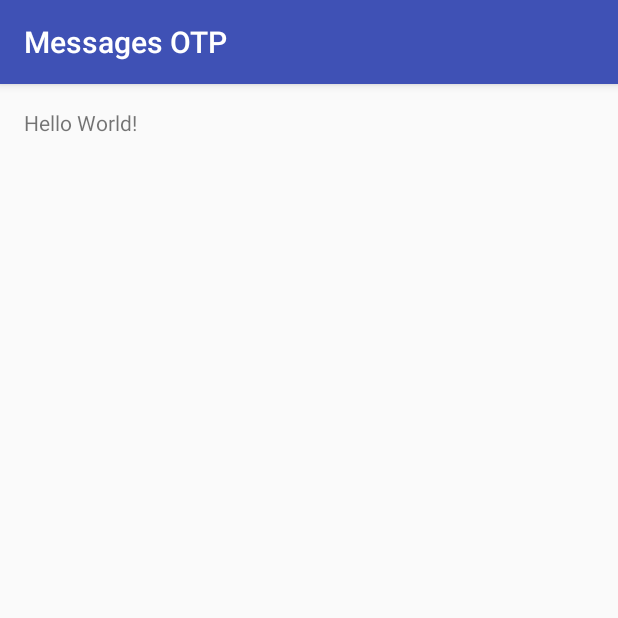
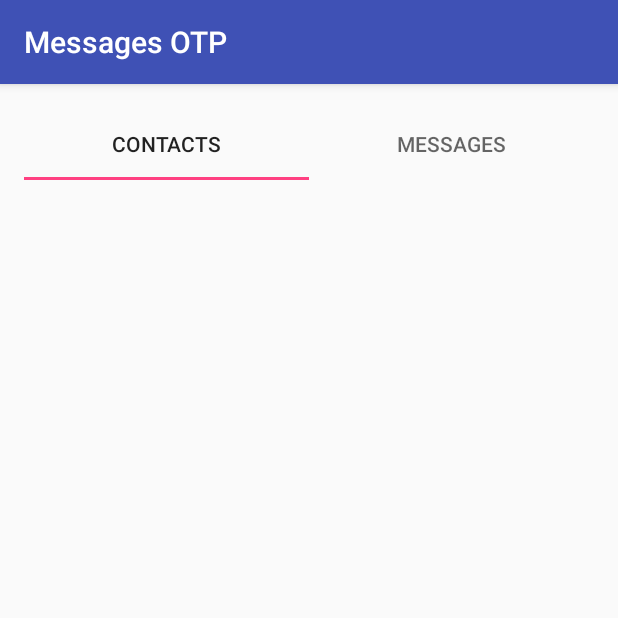
Before and after one commit to 47rajat/Messages, an Android app: the screen it shows after launch (MainActivity), on a phone screen of 412 x 824 dp, the top half of it. Run offline under Robolectric (Android 15) with nearby library versions, the phone set to English and light mode, and no system bars.

Commit message:
feat: Added tab layout to the home screen
Added two tabs tab layout, integrated with a view pager. One tab is for displaying the contacts list and another is for displaying the OTP messages sent.

Up next adding list of contacts

```diff
--- a/app/build.gradle
+++ b/app/build.gradle
@@ -25,5 +25,7 @@ dependencies {
         exclude group: 'com.android.support', module: 'support-annotations'
     })
     compile 'com.android.support:appcompat-v7:25.0.0'
+    compile 'com.android.support:design:25.0.0'
+    compile 'com.android.support:cardview-v7:25.0.0'
     testCompile 'junit:junit:4.12'
 }
--- /dev/null
+++ b/app/src/main/java/com/wssholmes/stark/messagesotp/ContactsFragment.java
@@ -0,0 +1,25 @@
+package com.wssholmes.stark.messagesotp;
+
+import android.os.Bundle;
+import android.support.annotation.Nullable;
+import android.support.v4.app.Fragment;
+import android.view.LayoutInflater;
+import android.view.View;
+import android.view.ViewGroup;
+
+/**
+ * Created by stark on 26/11/16.
+ */
+
+public class ContactsFragment extends Fragment {
+    private static final String LOG_TAG = ContactsFragment.class.getSimpleName();
+
+
+    @Override
+    public View onCreateView(LayoutInflater inflater, @Nullable ViewGroup container, @Nullable Bundle savedInstanceState) {
+        View rootView = inflater.inflate(R.layout.contact_list_fragment, container, false);
+
+
+        return rootView;
+    }
+}
--- /dev/null
+++ b/app/src/main/java/com/wssholmes/stark/messagesotp/HomeScreenViewPagerAdapter.java
@@ -0,0 +1,51 @@
+package com.wssholmes.stark.messagesotp;
+
+import android.content.Context;
+import android.support.v4.app.Fragment;
+import android.support.v4.app.FragmentManager;
+import android.support.v4.app.FragmentPagerAdapter;
+
+/**
+ * Created by stark on 26/11/16.
+ */
+
+public class HomeScreenViewPagerAdapter extends FragmentPagerAdapter {
+    private static final String LOG_TAG = HomeScreenViewPagerAdapter.class.getSimpleName();
+
+    private static final int TOTAL_PAGE = 2;
+    private final Context mContext;
+
+    public HomeScreenViewPagerAdapter(FragmentManager fm, Context context) {
+        super(fm);
+        mContext = context;
+    }
+
+    @Override
+    public Fragment getItem(int position) {
+        switch (position){
+            case 0:
+                return new ContactsFragment();
+            case 1:
+                return new MessagesFragment();
+            default:
+                return null;
+        }
+    }
+
+    @Override
+    public int getCount() {
+        return TOTAL_PAGE;
+    }
+
+    @Override
+    public CharSequence getPageTitle(int position) { //TODO: MAKE THE TITLE ALIGNED TO CENTER IN LANDSCAPE MODE
+        switch (position){
+            case 0:
+                return mContext.getString(R.string.contacts_tab_title);
+            case 1:
+                return mContext.getString(R.string.messages_tab_title);
+            default:
+                return null;
+        }
+    }
+}
--- a/app/src/main/java/com/wssholmes/stark/messagesotp/MainActivity.java
+++ b/app/src/main/java/com/wssholmes/stark/messagesotp/MainActivity.java
@@ -1,13 +1,29 @@
 package com.wssholmes.stark.messagesotp;
 
+import android.os.Bundle;
+import android.support.design.widget.TabLayout;
+import android.support.v4.view.ViewPager;
 import android.support.v7.app.AppCompatActivity;
-import android.os.Bundle;
 
 public class MainActivity extends AppCompatActivity {
+    private static final String LOG_TAG = MainActivity.class.getSimpleName();
+
+
+    private ViewPager mViewPager;
+    private TabLayout mTabLayout;
+    private HomeScreenViewPagerAdapter mPagerAdapter;
 
     @Override
     protected void onCreate(Bundle savedInstanceState) {
         super.onCreate(savedInstanceState);
         setContentView(R.layout.activity_main);
+
+        mViewPager = (ViewPager) findViewById(R.id.home_screen_pager);
+        mTabLayout = (TabLayout) findViewById(R.id.home_screen_tabs);
+        mPagerAdapter = new HomeScreenViewPagerAdapter(getSupportFragmentManager(), this);
+
+        mViewPager.setAdapter(mPagerAdapter);
+        mTabLayout.setupWithViewPager(mViewPager);
+
     }
 }
--- /dev/null
+++ b/app/src/main/java/com/wssholmes/stark/messagesotp/MessagesFragment.java
@@ -0,0 +1,25 @@
+package com.wssholmes.stark.messagesotp;
+
+import android.os.Bundle;
+import android.support.annotation.Nullable;
+import android.support.v4.app.Fragment;
+import android.view.LayoutInflater;
+import android.view.View;
+import android.view.ViewGroup;
+
+/**
+ * Created by stark on 26/11/16.
+ */
+
+public class MessagesFragment extends Fragment {
+    private static final String LOG_TAG = MessagesFragment.class.getSimpleName();
+
+
+    @Override
+    public View onCreateView(LayoutInflater inflater, @Nullable ViewGroup container, @Nullable Bundle savedInstanceState) {
+        View rootView = inflater.inflate(R.layout.message_list_fragment, container, false);
+
+
+        return rootView;
+    }
+}
--- a/app/src/main/res/layout/activity_main.xml
+++ b/app/src/main/res/layout/activity_main.xml
@@ -1,6 +1,7 @@
 <?xml version="1.0" encoding="utf-8"?>
-<RelativeLayout xmlns:android="http://schemas.android.com/apk/res/android"
+<LinearLayout xmlns:android="http://schemas.android.com/apk/res/android"
     xmlns:tools="http://schemas.android.com/tools"
+    android:orientation="vertical"
     android:id="@+id/activity_main"
     android:layout_width="match_parent"
     android:layout_height="match_parent"
@@ -10,8 +11,13 @@
     android:paddingTop="@dimen/activity_vertical_margin"
     tools:context="com.wssholmes.stark.messagesotp.MainActivity">
 
-    <TextView
-        android:layout_width="wrap_content"
-        android:layout_height="wrap_content"
-        android:text="Hello World!" />
-</RelativeLayout>
+    <android.support.design.widget.TabLayout
+        android:id="@+id/home_screen_tabs"
+        android:layout_width="match_parent"
+        android:layout_height="wrap_content"/>
+    <android.support.v4.view.ViewPager
+        android:id="@+id/home_screen_pager"
+        android:layout_width="match_parent"
+        android:layout_weight="1"
+        android:layout_height="0dp"/>
+</LinearLayout>
--- /dev/null
+++ b/app/src/main/res/layout/contact_list_fragment.xml
@@ -0,0 +1,6 @@
+<?xml version="1.0" encoding="utf-8"?>
+<LinearLayout xmlns:android="http://schemas.android.com/apk/res/android"
+    android:orientation="vertical" android:layout_width="match_parent"
+    android:layout_height="match_parent">
+
+</LinearLayout>
--- /dev/null
+++ b/app/src/main/res/layout/message_list_fragment.xml
@@ -0,0 +1,6 @@
+<?xml version="1.0" encoding="utf-8"?>
+<LinearLayout xmlns:android="http://schemas.android.com/apk/res/android"
+    android:orientation="vertical" android:layout_width="match_parent"
+    android:layout_height="match_parent">
+
+</LinearLayout>
--- a/app/src/main/res/values/strings.xml
+++ b/app/src/main/res/values/strings.xml
@@ -1,3 +1,5 @@
 <resources>
     <string name="app_name">Messages OTP</string>
+    <string name="contacts_tab_title">Contacts</string>
+    <string name="messages_tab_title">Messages</string>
 </resources>
```
